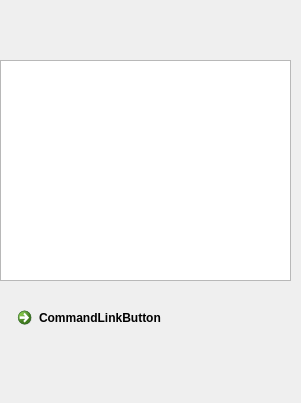
Qt form gridviewitem.ui (lorenzo-zurini/VidyaGod) before a commit.
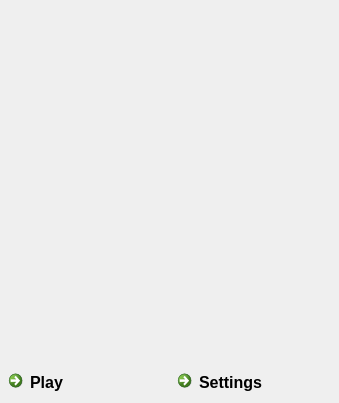
The same form after that commit. Icons and pictures are not drawn.

The edit to the form file:
```diff
--- a/gridviewitem.ui
+++ b/gridviewitem.ui
@@ -13,41 +13,108 @@
   <property name="windowTitle">
    <string>Form</string>
   </property>
-  <widget class="QGraphicsView" name="ItemCoverView">
-   <property name="geometry">
-    <rect>
-     <x>0</x>
-     <y>60</y>
-     <width>291</width>
-     <height>221</height>
-    </rect>
+  <layout class="QGridLayout" name="gridLayout">
+   <property name="leftMargin">
+    <number>1</number>
    </property>
-   <property name="sizePolicy">
-    <sizepolicy hsizetype="Expanding" vsizetype="Expanding">
-     <horstretch>0</horstretch>
-     <verstretch>0</verstretch>
-    </sizepolicy>
+   <property name="topMargin">
+    <number>1</number>
    </property>
-   <property name="layoutDirection">
-    <enum>Qt::LeftToRight</enum>
+   <property name="rightMargin">
+    <number>1</number>
    </property>
-   <property name="sizeAdjustPolicy">
-    <enum>QAbstractScrollArea::AdjustIgnored</enum>
+   <property name="bottomMargin">
+    <number>1</number>
    </property>
-  </widget>
-  <widget class="QCommandLinkButton" name="commandLinkButton">
-   <property name="geometry">
-    <rect>
-     <x>10</x>
-     <y>300</y>
-     <width>283</width>
-     <height>37</height>
-    </rect>
+   <property name="horizontalSpacing">
+    <number>1</number>
    </property>
-   <property name="text">
-    <string>CommandLinkButton</string>
+   <property name="verticalSpacing">
+    <number>0</number>
    </property>
-  </widget>
+   <item row="2" column="0">
+    <widget class="QCommandLinkButton" name="PlayButton">
+     <property name="sizePolicy">
+      <sizepolicy hsizetype="Minimum" vsizetype="Maximum">
+       <horstretch>0</horstretch>
+       <verstretch>0</verstretch>
+      </sizepolicy>
+     </property>
+     <property name="font">
+      <font>
+       <pointsize>12</pointsize>
+      </font>
+     </property>
+     <property name="layoutDirection">
+      <enum>Qt::LeftToRight</enum>
+     </property>
+     <property name="autoFillBackground">
+      <bool>false</bool>
+     </property>
+     <property name="text">
+      <string>Play</string>
+     </property>
+     <property name="icon">
+      <iconset theme="media-playback-start"/>
+     </property>
+     <property name="iconSize">
+      <size>
+       <width>25</width>
+       <height>25</height>
+      </size>
+     </property>
+    </widget>
+   </item>
+   <item row="0" column="0" colspan="2">
+    <spacer name="VerticalSpacer">
+     <property name="orientation">
+      <enum>Qt::Vertical</enum>
+     </property>
+     <property name="sizeHint" stdset="0">
+      <size>
+       <width>20</width>
+       <height>40</height>
+      </size>
+     </property>
+    </spacer>
+   </item>
+   <item row="2" column="1">
+    <widget class="QCommandLinkButton" name="SettingsButton">
+     <property name="sizePolicy">
+      <sizepolicy hsizetype="Minimum" vsizetype="Maximum">
+       <horstretch>0</horstretch>
+       <verstretch>0</verstretch>
+      </sizepolicy>
+     </property>
+     <property name="font">
+      <font>
+       <pointsize>12</pointsize>
+      </font>
+     </property>
+     <property name="layoutDirection">
+      <enum>Qt::LeftToRight</enum>
+     </property>
+     <property name="autoFillBackground">
+      <bool>false</bool>
+     </property>
+     <property name="text">
+      <string>Settings</string>
+     </property>
+     <property name="icon">
+      <iconset theme="applications-other"/>
+     </property>
+     <property name="iconSize">
+      <size>
+       <width>25</width>
+       <height>25</height>
+      </size>
+     </property>
+     <property name="checkable">
+      <bool>false</bool>
+     </property>
+    </widget>
+   </item>
+  </layout>
  </widget>
  <resources/>
  <connections/>
```
Left out of the diff: 4 changed lines with no effect on the pictures.
